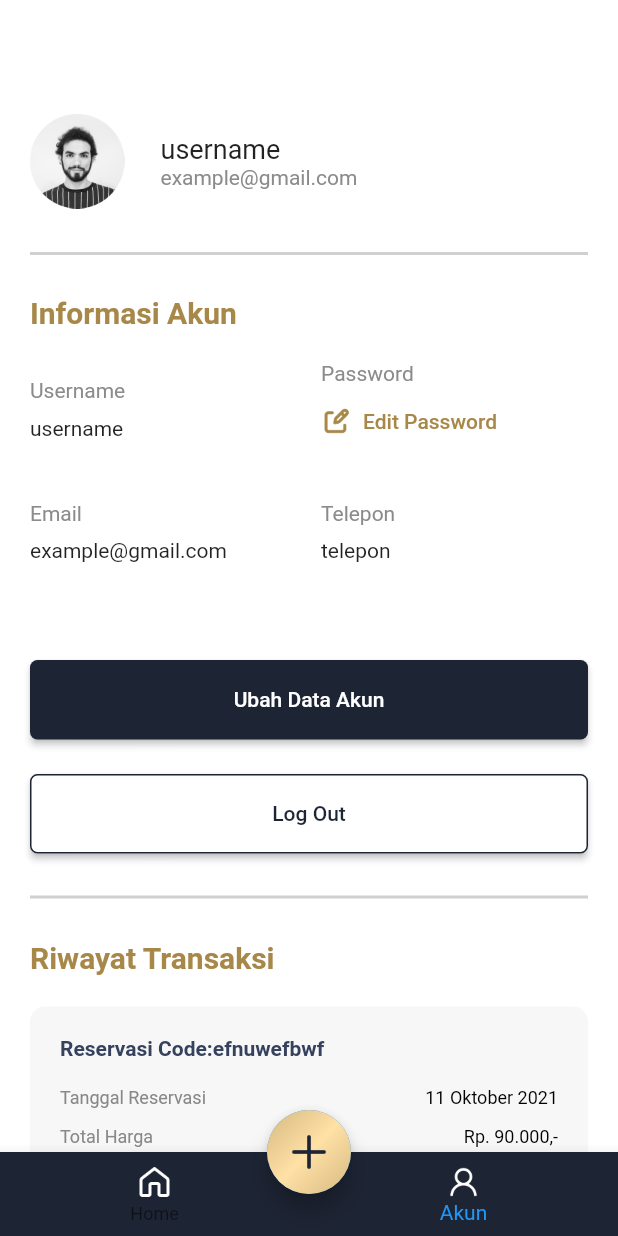
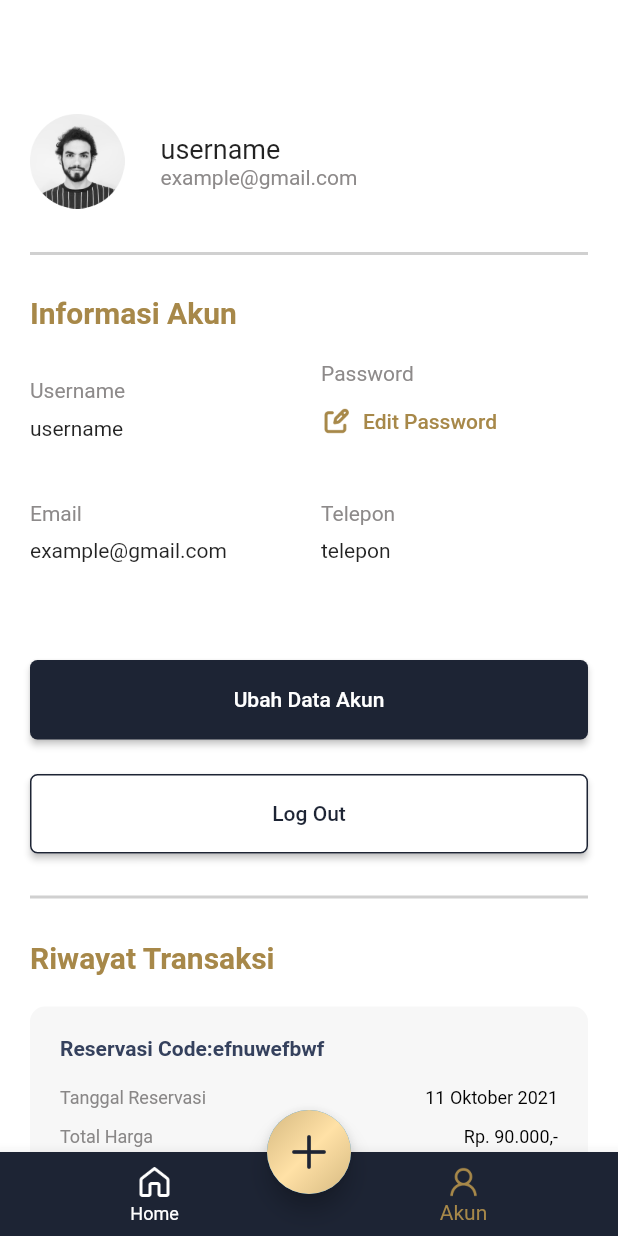
Before and after one commit to ybrefodlavir/BarberX, a Flutter app: the Home screen opened by its route, item 2 of the bottom bar chosen, on a phone screen of 412 x 824 dp. Run offline on Flutter 3.47's test engine with Material 2 defaults, Android fonts, the phone set to English and light mode, and no system bars; our stand-ins replace device_info, shared_preferences; accounts and stored records are empty.

Commit message:
MODIFIKASI NAVBAR

```diff
--- a/lib/pages/home_page.dart
+++ b/lib/pages/home_page.dart
@@ -26,17 +26,17 @@ class _HomeState extends State<Home> {
     return Scaffold(
       body: widgetOptions.elementAt(selectedIndex),
       bottomNavigationBar: BottomNavigationBar(
+        selectedItemColor: Color(0xffA78849),
+        unselectedItemColor: Colors.white,
         backgroundColor: Color(0xff1D2434),
         items: <BottomNavigationBarItem>[
           BottomNavigationBarItem(
             icon: ImageIcon(
               AssetImage("images/home.png"),
-              color: Colors.white,
             ),
             title: Text(
               "Home",
               style: TextStyle(
-                color: Colors.white,
                 fontSize: 12,
               ),
             ),
@@ -44,12 +44,10 @@ class _HomeState extends State<Home> {
           BottomNavigationBarItem(
             icon: ImageIcon(
               AssetImage("images/user.png"),
-              color: Colors.white,
             ),
             title: Text(
               "Akun",
               style: TextStyle(
-                color: Colors.white,
                 fontSize: 12,
               ),
             ),
```
